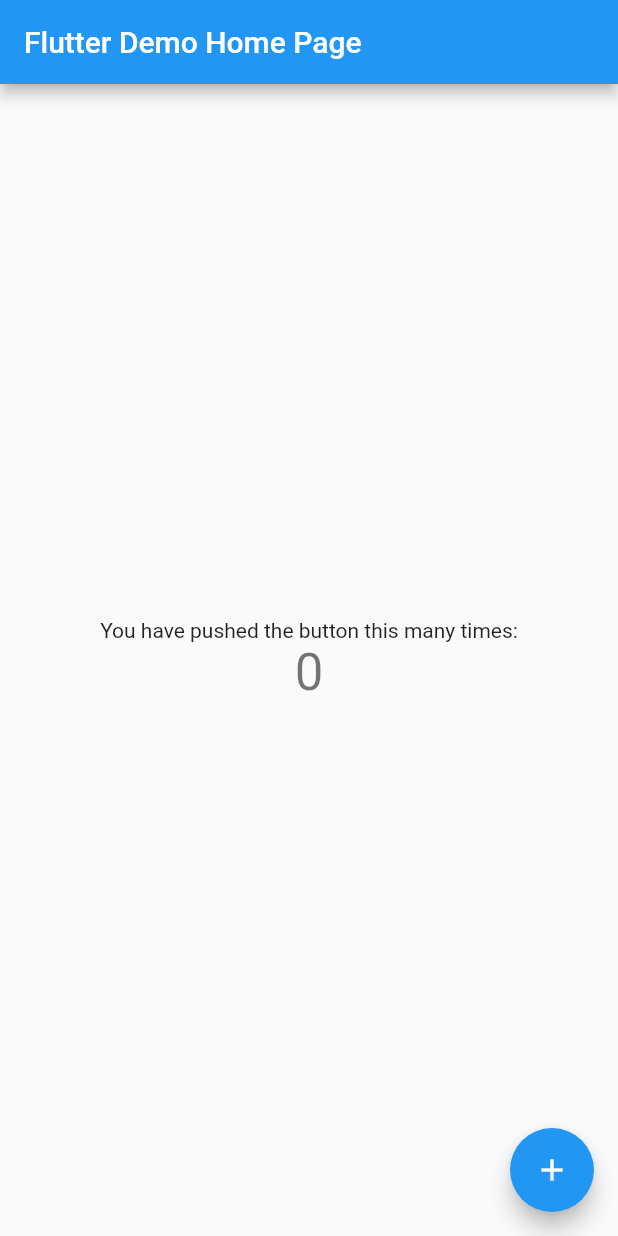
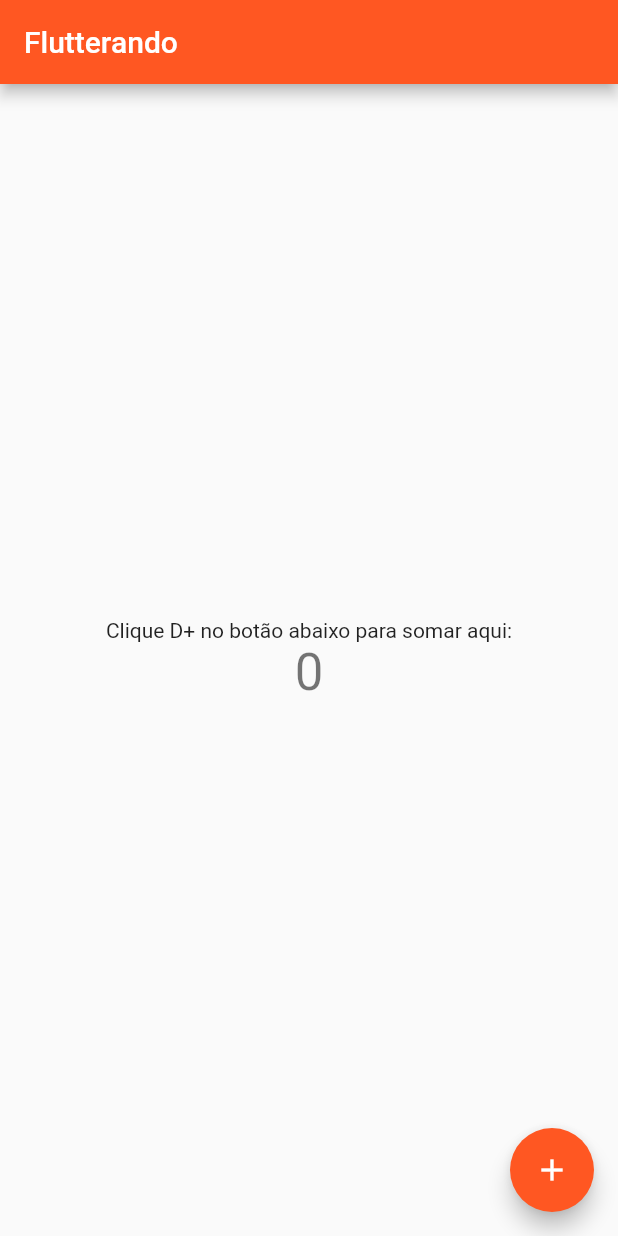
Before and after one commit to jarbassouza/flutter, a Flutter app: the screen it shows after launch, on a phone screen of 412 x 824 dp. Run offline on Flutter 3.47's test engine with Material 2 defaults, Android fonts, the phone set to English and light mode, and no system bars.

Commit message:
Flutter
13122021

```diff
--- a/ola_mundo/lib/main.dart
+++ b/ola_mundo/lib/main.dart
@@ -11,7 +11,7 @@ class MyApp extends StatelessWidget {
   @override
   Widget build(BuildContext context) {
     return MaterialApp(
-      title: 'Flutter Demo',
+      title: 'Flutterando Demo',
       theme: ThemeData(
         // This is the theme of your application.
         //
@@ -22,9 +22,9 @@ class MyApp extends StatelessWidget {
         // or simply save your changes to "hot reload" in a Flutter IDE).
         // Notice that the counter didn't reset back to zero; the application
         // is not restarted.
-        primarySwatch: Colors.blue,
+        primarySwatch: Colors.deepOrange,
       ),
-      home: const MyHomePage(title: 'Flutter Demo Home Page'),
+      home: const MyHomePage(title: 'Flutterando'),
     );
   }
 }
@@ -96,7 +96,7 @@ class _MyHomePageState extends State<MyHomePage> {
           mainAxisAlignment: MainAxisAlignment.center,
           children: <Widget>[
             const Text(
-              'You have pushed the button this many times:',
+              'Clique D+ no botão abaixo para somar aqui:',
             ),
             Text(
               '$_counter',
```
